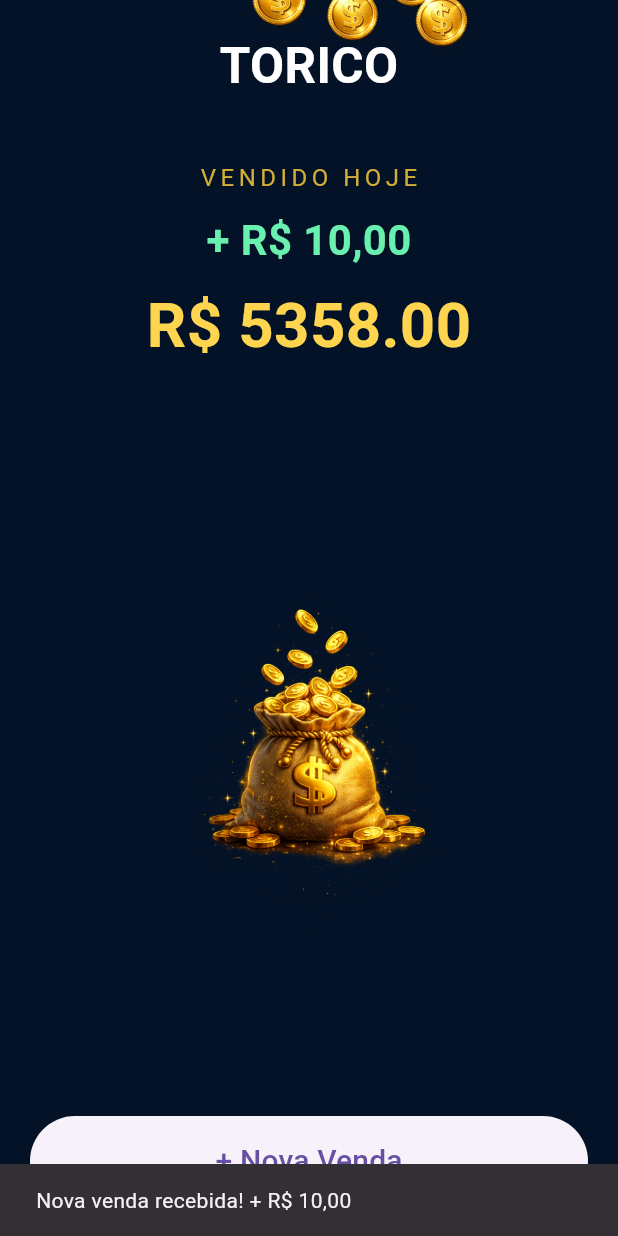
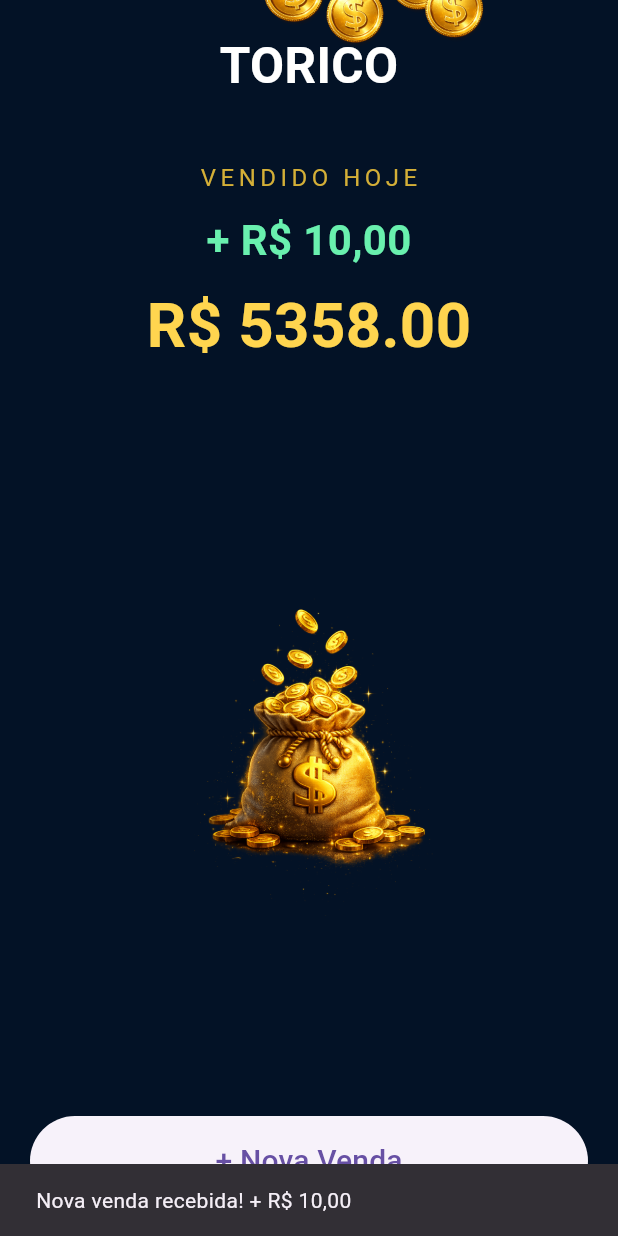
Before and after one commit to souricobrec/torico-app, a Flutter app: the PainelScreen screen opened directly, after a tap on "+ Nova Venda", on a phone screen of 412 x 824 dp. Run offline on Flutter 3.47's test engine with Material 3 defaults, Android fonts, the phone set to English and light mode, and no system bars.

Commit message:
Separa animacao de chuva de moedas em widget

```diff
--- a/lib/screens/painel_screen.dart
+++ b/lib/screens/painel_screen.dart
@@ -1,5 +1,5 @@
-import 'dart:math';
 import 'package:flutter/material.dart';
+import '../widgets/coin_rain.dart';
 
 class PainelScreen extends StatefulWidget {
   const PainelScreen({super.key});
@@ -161,50 +161,7 @@ class _PainelScreenState extends State<PainelScreen> {
             ),
           ),
 
-          if (mostrarMoedas)
-            IgnorePointer(
-              child: Stack(
-                key: ValueKey(vendaId),
-                children: List.generate(18, (index) {
-                  final random = Random(vendaId * 1000 + index);
-                  final screenWidth = MediaQuery.of(context).size.width;
-                  final screenHeight = MediaQuery.of(context).size.height;
-
-                  final left = random.nextDouble() * (screenWidth + 160) - 80;
-
-                  final inicio = -20.0 - random.nextInt(260);
-                  final fim = screenHeight + 120;
-
-                  final duracao = 26000 + random.nextInt(12000);
-                  final tamanho = 38.0 + random.nextInt(24);
-
-                  return Positioned(
-                    left: left,
-                    top: 0,
-                    child: TweenAnimationBuilder<double>(
-                      key: ValueKey('$vendaId-$index'),
-                      duration: Duration(milliseconds: duracao),
-                      tween: Tween(begin: inicio, end: fim),
-                      builder: (context, value, child) {
-                        final movimentoLateral = sin(value / 55 + index) * 45;
-
-                        return Transform.translate(
-                          offset: Offset(movimentoLateral, value),
-                          child: Transform.rotate(
-                            angle: value / 160,
-                            child: child,
-                          ),
-                        );
-                      },
-                      child: Image.asset(
-                        'assets/images/coin.png',
-                        width: tamanho,
-                      ),
-                    ),
-                  );
-                }),
-              ),
-            ),
+          if (mostrarMoedas) CoinRain(vendaId: vendaId),
         ],
       ),
     );
--- a/lib/widgets/coin_rain.dart
+++ b/lib/widgets/coin_rain.dart
@@ -0,0 +1,48 @@
+import 'dart:math';
+import 'package:flutter/material.dart';
+
+class CoinRain extends StatelessWidget {
+  final int vendaId;
+
+  const CoinRain({super.key, required this.vendaId});
+
+  @override
+  Widget build(BuildContext context) {
+    return IgnorePointer(
+      child: Stack(
+        key: ValueKey(vendaId),
+        children: List.generate(18, (index) {
+          final random = Random(vendaId * 1000 + index);
+          final screenWidth = MediaQuery.of(context).size.width;
+          final screenHeight = MediaQuery.of(context).size.height;
+
+          final left = random.nextDouble() * (screenWidth + 160) - 80;
+          final inicio = -20.0 - random.nextInt(260);
+          final fim = screenHeight + 120;
+
+          final duracao = 28000 + random.nextInt(15000);
+          final tamanho = 45.0 + random.nextInt(24);
+
+          return Positioned(
+            left: left,
+            top: 0,
+            child: TweenAnimationBuilder<double>(
+              key: ValueKey('$vendaId-$index'),
+              duration: Duration(milliseconds: duracao),
+              tween: Tween(begin: inicio, end: fim),
+              builder: (context, value, child) {
+                final movimentoLateral = sin(value / 55 + index) * 45;
+
+                return Transform.translate(
+                  offset: Offset(movimentoLateral, value),
+                  child: Transform.rotate(angle: value / 160, child: child),
+                );
+              },
+              child: Image.asset('assets/images/coin.png', width: tamanho),
+            ),
+          );
+        }),
+      ),
+    );
+  }
+}
```
